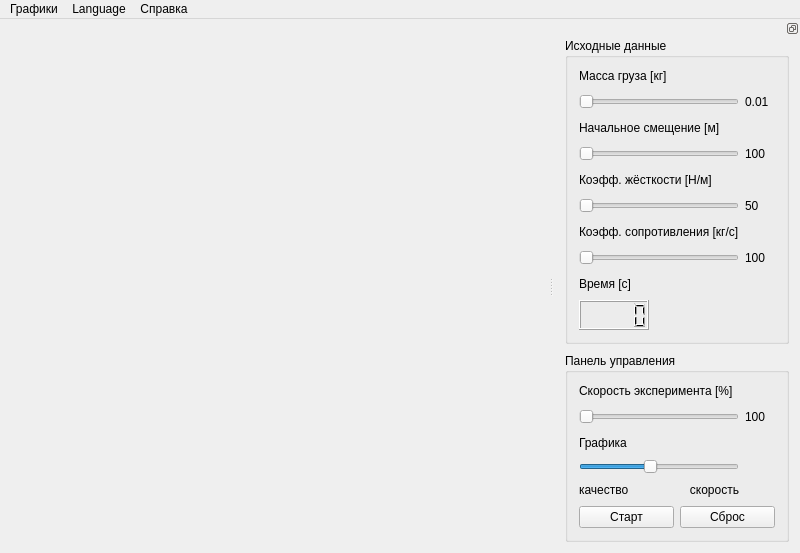
This is src/Pendulum/MainWindow.ui in AlienCowEatCake/pendulum as Qt 5 draws it before an edit. The edited form follows.
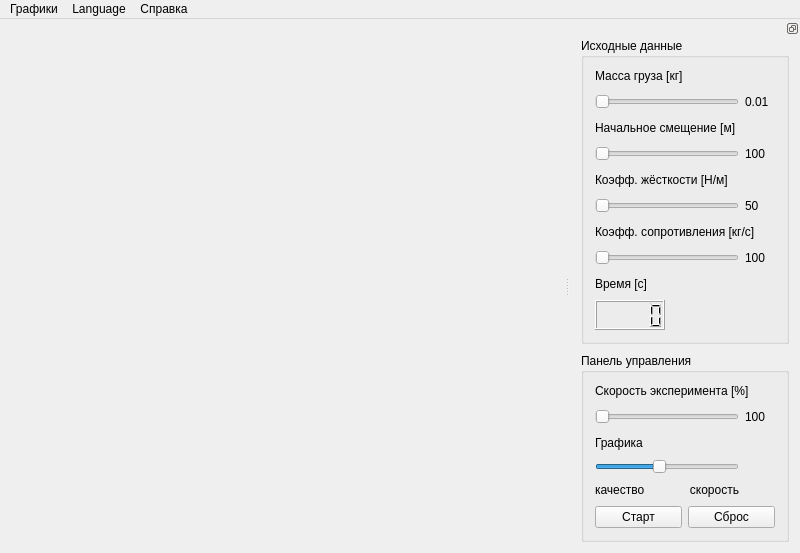
This is the edited form. Icons and pictures are not drawn. Custom widgets are drawn as their Qt base class.

Commit message: Поправил расположение надписи Коэфф. сопротивления [кг/с]

```diff
--- a/src/Pendulum/MainWindow.ui
+++ b/src/Pendulum/MainWindow.ui
@@ -193,7 +193,7 @@
           </property>
          </widget>
         </item>
-        <item row="6" column="0">
+        <item row="6" column="0" colspan="2">
          <widget class="QLabel" name="label_7">
           <property name="text">
            <string>Коэфф. сопротивления [кг/с]</string>
```
